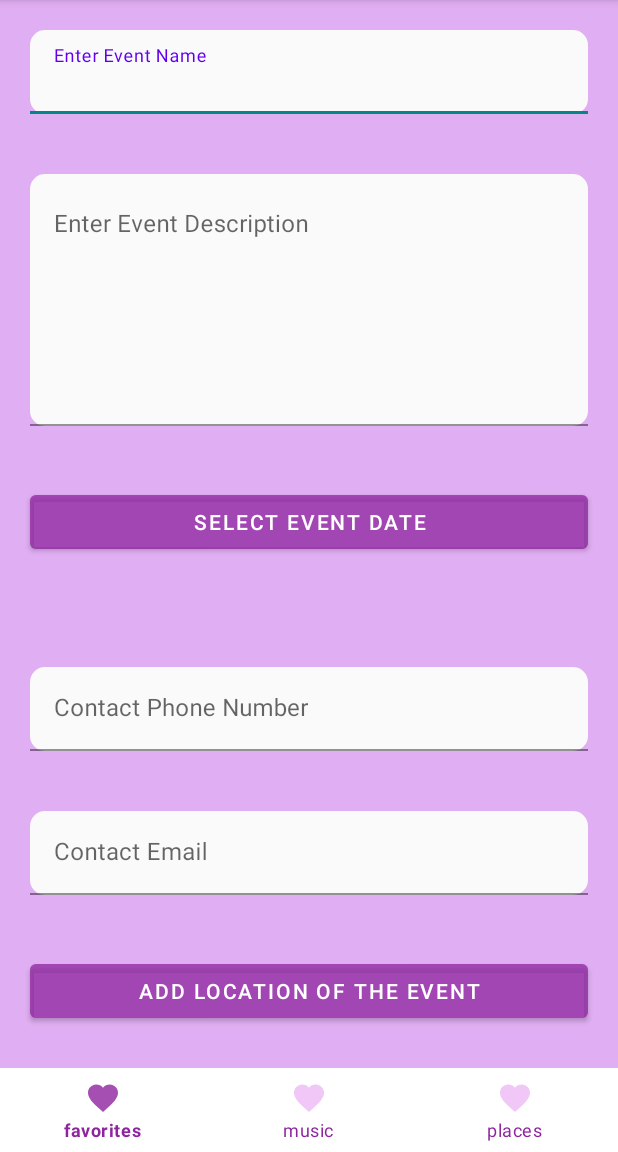
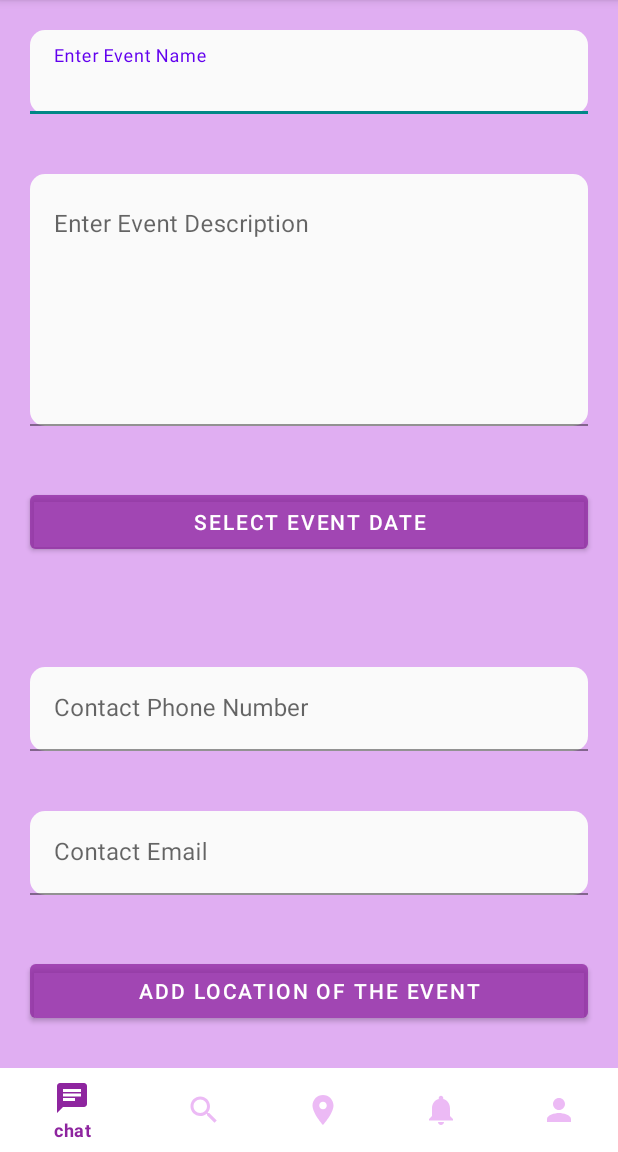
Before and after one commit to MohammedMasiuddin/LetsVolunteer_0.1, an Android app: the screen it shows after launch (MainActivity), on a phone screen of 412 x 824 dp, the part 84-1236 px from its top. Run offline under Robolectric (Android 15) with nearby library versions, the phone set to English and light mode, and no system bars; our stand-ins replace Firebase (no records; nobody signed in at launch, a user with empty details on screens opened directly).

Commit message:
bottom navigation design change

```diff
--- /dev/null
+++ b/app/src/main/res/drawable/ic_baseline_notifications_24.xml
@@ -0,0 +1,5 @@
+<vector android:height="24dp" android:tint="#FFFFFF"
+    android:viewportHeight="24" android:viewportWidth="24"
+    android:width="24dp" xmlns:android="http://schemas.android.com/apk/res/android">
+    <path android:fillColor="@android:color/white" android:pathData="M12,22c1.1,0 2,-0.9 2,-2h-4c0,1.1 0.89,2 2,2zM18,16v-5c0,-3.07 -1.64,-5.64 -4.5,-6.32L13.5,4c0,-0.83 -0.67,-1.5 -1.5,-1.5s-1.5,0.67 -1.5,1.5v0.68C7.63,5.36 6,7.92 6,11v5l-2,2v1h16v-1l-2,-2z"/>
+</vector>
--- /dev/null
+++ b/app/src/main/res/drawable/ic_baseline_person_24.xml
@@ -0,0 +1,5 @@
+<vector android:height="24dp" android:tint="#FFFFFF"
+    android:viewportHeight="24" android:viewportWidth="24"
+    android:width="24dp" xmlns:android="http://schemas.android.com/apk/res/android">
+    <path android:fillColor="@android:color/white" android:pathData="M12,12c2.21,0 4,-1.79 4,-4s-1.79,-4 -4,-4 -4,1.79 -4,4 1.79,4 4,4zM12,14c-2.67,0 -8,1.34 -8,4v2h16v-2c0,-2.66 -5.33,-4 -8,-4z"/>
+</vector>
--- a/app/src/main/res/menu/bottom_nav_menu.xml
+++ b/app/src/main/res/menu/bottom_nav_menu.xml
@@ -4,18 +4,29 @@
     <item
         android:id="@+id/page_1"
         android:enabled="true"
-        android:icon="@drawable/ic_favorite"
+        android:icon="@drawable/ic_baseline_chat_24"
 
         android:iconTint="#cc80d9"
-        android:title="@string/favorites"/>
+        android:title="@string/chat"/>
     <item
         android:id="@+id/page_2"
         android:enabled="true"
-        android:icon="@drawable/ic_favorite"
-        android:title="music"/>
+        android:icon="@drawable/ic_baseline_search_24"
+        android:title="Search"/>
     <item
         android:id="@+id/page_3"
         android:enabled="true"
-        android:icon="@drawable/ic_favorite"
-        android:title="places"/>
+        android:icon="@drawable/ic_baseline_location_on_24"
+        android:title="@string/maps"/>
+    <item
+        android:id="@+id/page_4"
+        android:enabled="true"
+        android:icon="@drawable/ic_baseline_notifications_24"
+        android:title="@string/notification"/>
+    <item
+        android:id="@+id/page_5"
+        android:enabled="true"
+        android:icon="@drawable/ic_baseline_person_24"
+        android:title="@string/user"/>
+
 </menu>
--- a/app/src/main/res/values/strings.xml
+++ b/app/src/main/res/values/strings.xml
@@ -1,5 +1,13 @@
 <resources>
     <string name="app_name">Lets Volunteer</string>
-    <string name="favorites">favorites</string>
+    <string name="chat">chat</string>
     <string name="eventdescription">Event Details </string>
+    <string name="search">search</string>
+    <string name="maps">Map</string>
+    <string name="notification">notification</string>
+    <string name="user">user</string>
+
+
+
+
 </resources>
```
Also changed, not shown: app/src/main/res/layout/my_events.xml (added, +170 -0 lines).
